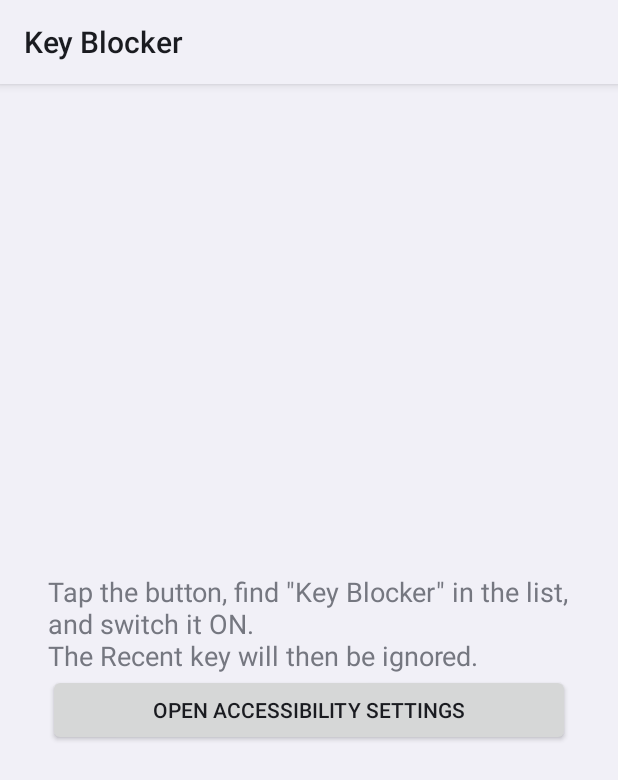
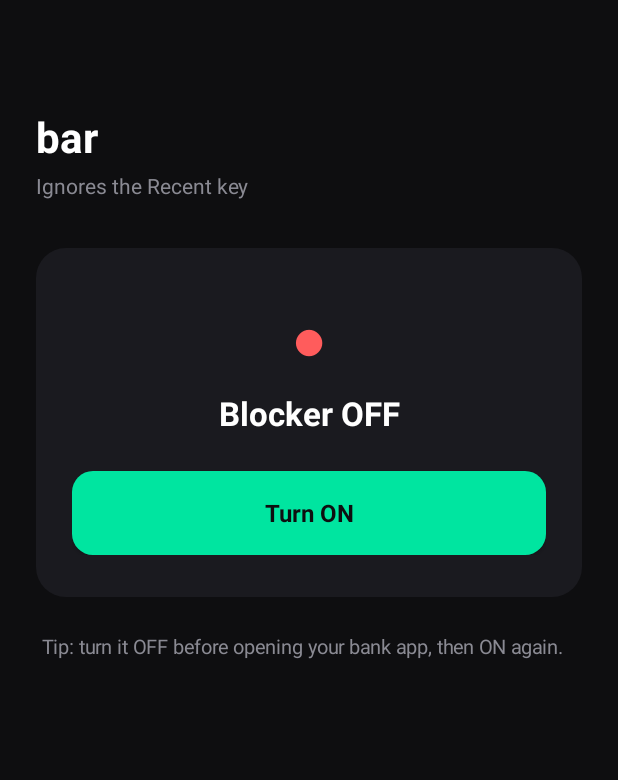
Before and after one commit to lilplutoeth-byte/Keyblocker, an Android app: the screen it shows after launch (MainActivity), on a phone screen of 412 x 824 dp. Shown: the top 780 px of the screen. Run offline under Robolectric (Android 15) with nearby library versions, the phone set to English and light mode, and no system bars.

Commit message:
Add files via upload

```diff
--- a/app/src/main/java/com/example/keyblocker/MainActivity.kt
+++ b/app/src/main/java/com/example/keyblocker/MainActivity.kt
@@ -2,33 +2,171 @@ package com.example.keyblocker
 
 import android.app.Activity
 import android.content.Intent
+import android.content.pm.PackageManager
+import android.graphics.Color
+import android.graphics.Typeface
+import android.graphics.drawable.GradientDrawable
 import android.os.Bundle
 import android.provider.Settings
 import android.view.Gravity
+import android.view.ViewGroup
 import android.widget.Button
 import android.widget.LinearLayout
 import android.widget.TextView
+import android.widget.Toast
 
 class MainActivity : Activity() {
+
+    private val bg = Color.parseColor("#0E0E10")
+    private val card = Color.parseColor("#1A1A1F")
+    private val accent = Color.parseColor("#00E5A0")
+    private val off = Color.parseColor("#FF5C5C")
+    private val dim = Color.parseColor("#8A8A93")
+
+    private val component =
+        "com.example.keyblocker/com.example.keyblocker.KeyBlockerService"
+
+    private lateinit var statusDot: TextView
+    private lateinit var statusText: TextView
+    private lateinit var toggleBtn: Button
+    private lateinit var hint: TextView
+
+    private fun dp(v: Int) = (v * resources.displayMetrics.density).toInt()
+
+    private fun round(color: Int, radiusDp: Int) = GradientDrawable().apply {
+        setColor(color)
+        cornerRadius = dp(radiusDp).toFloat()
+    }
+
     override fun onCreate(savedInstanceState: Bundle?) {
         super.onCreate(savedInstanceState)
-        val layout = LinearLayout(this)
-        layout.orientation = LinearLayout.VERTICAL
-        layout.gravity = Gravity.CENTER
-        layout.setPadding(48, 48, 48, 48)
 
-        val info = TextView(this)
-        info.text = "Tap the button, find \"Key Blocker\" in the list, and switch it ON.\nThe Recent key will then be ignored."
-        info.textSize = 18f
+        val root = LinearLayout(this)
+        root.orientation = LinearLayout.VERTICAL
+        root.gravity = Gravity.CENTER_HORIZONTAL
+        root.setBackgroundColor(bg)
+        root.setPadding(dp(24), dp(72), dp(24), dp(24))
 
-        val openBtn = Button(this)
-        openBtn.text = "Open Accessibility settings"
-        openBtn.setOnClickListener {
-            startActivity(Intent(Settings.ACTION_ACCESSIBILITY_SETTINGS))
+        val title = TextView(this)
+        title.text = "bar"
+        title.setTextColor(Color.WHITE)
+        title.textSize = 28f
+        title.setTypeface(null, Typeface.BOLD)
+
+        val sub = TextView(this)
+        sub.text = "Ignores the Recent key"
+        sub.setTextColor(dim)
+        sub.textSize = 14f
+        sub.setPadding(0, dp(4), 0, dp(32))
+
+        val cardView = LinearLayout(this)
+        cardView.orientation = LinearLayout.VERTICAL
+        cardView.gravity = Gravity.CENTER_HORIZONTAL
+        cardView.background = round(card, 20)
+        cardView.setPadding(dp(24), dp(32), dp(24), dp(28))
+
+        statusDot = TextView(this)
+        statusDot.text = "●"
+        statusDot.textSize = 40f
+        statusDot.gravity = Gravity.CENTER
+
+        statusText = TextView(this)
+        statusText.textSize = 22f
+        statusText.setTypeface(null, Typeface.BOLD)
+        statusText.gravity = Gravity.CENTER
+        statusText.setPadding(0, dp(8), 0, dp(24))
+
+        toggleBtn = Button(this)
+        toggleBtn.setTextColor(bg)
+        toggleBtn.textSize = 16f
+        toggleBtn.setTypeface(null, Typeface.BOLD)
+        toggleBtn.isAllCaps = false
+        toggleBtn.setOnClickListener { onToggle() }
+
+        cardView.addView(statusDot)
+        cardView.addView(statusText)
+        cardView.addView(
+            toggleBtn,
+            LinearLayout.LayoutParams(ViewGroup.LayoutParams.MATCH_PARENT, dp(56))
+        )
+
+        hint = TextView(this)
+        hint.setTextColor(dim)
+        hint.textSize = 13f
+        hint.setPadding(dp(4), dp(24), dp(4), 0)
+
+        root.addView(title)
+        root.addView(sub)
+        root.addView(cardView, LinearLayout.LayoutParams(
+            ViewGroup.LayoutParams.MATCH_PARENT, ViewGroup.LayoutParams.WRAP_CONTENT))
+        root.addView(hint)
+        setContentView(root)
+    }
+
+    override fun onResume() {
+        super.onResume()
+        refresh()
+    }
+
+    private fun isServiceOn(): Boolean {
+        val s = Settings.Secure.getString(
+            contentResolver, Settings.Secure.ENABLED_ACCESSIBILITY_SERVICES
+        ) ?: return false
+        return s.split(":").any { it.equals(component, ignoreCase = true) }
+    }
+
+    private fun canToggleDirectly(): Boolean =
+        checkSelfPermission("android.permission.WRITE_SECURE_SETTINGS") ==
+            PackageManager.PERMISSION_GRANTED
+
+    private fun refresh() {
+        val on = isServiceOn()
+        statusDot.setTextColor(if (on) accent else off)
+        statusText.text = if (on) "Blocker ON" else "Blocker OFF"
+        statusText.setTextColor(Color.WHITE)
+        toggleBtn.text = if (on) "Turn OFF" else "Turn ON"
+        toggleBtn.background = round(if (on) off else accent, 14)
+        hint.text = if (canToggleDirectly()) {
+            "Tip: turn it OFF before opening your bank app, then ON again."
+        } else {
+            "The button opens Accessibility settings. For a true one-tap toggle, " +
+                "grant the extra permission from a PC:\n\n" +
+                "adb shell pm grant com.example.keyblocker android.permission.WRITE_SECURE_SETTINGS"
         }
+    }
 
-        layout.addView(info)
-        layout.addView(openBtn)
-        setContentView(layout)
+    private fun onToggle() {
+        val turnOn = !isServiceOn()
+        if (canToggleDirectly()) {
+            if (setServiceEnabled(turnOn)) {
+                refresh()
+                return
+            }
+            Toast.makeText(this, "Could not change it, opening settings", Toast.LENGTH_SHORT).show()
+        }
+        startActivity(Intent(Settings.ACTION_ACCESSIBILITY_SETTINGS))
+    }
+
+    private fun setServiceEnabled(on: Boolean): Boolean {
+        return try {
+            val current = Settings.Secure.getString(
+                contentResolver, Settings.Secure.ENABLED_ACCESSIBILITY_SERVICES
+            ) ?: ""
+            val list = current.split(":")
+                .filter { it.isNotBlank() && !it.equals(component, ignoreCase = true) }
+                .toMutableList()
+            if (on) list.add(component)
+            Settings.Secure.putString(
+                contentResolver, Settings.Secure.ENABLED_ACCESSIBILITY_SERVICES,
+                list.joinToString(":")
+            )
+            Settings.Secure.putString(
+                contentResolver, Settings.Secure.ACCESSIBILITY_ENABLED,
+                if (list.isEmpty()) "0" else "1"
+            )
+            true
+        } catch (e: SecurityException) {
+            false
+        }
     }
 }
```
Also changed, not shown: app/src/main/AndroidManifest.xml (+9 -2 lines), app/src/main/res/drawable/ic_launcher.xml (added, +22 -0 lines).
